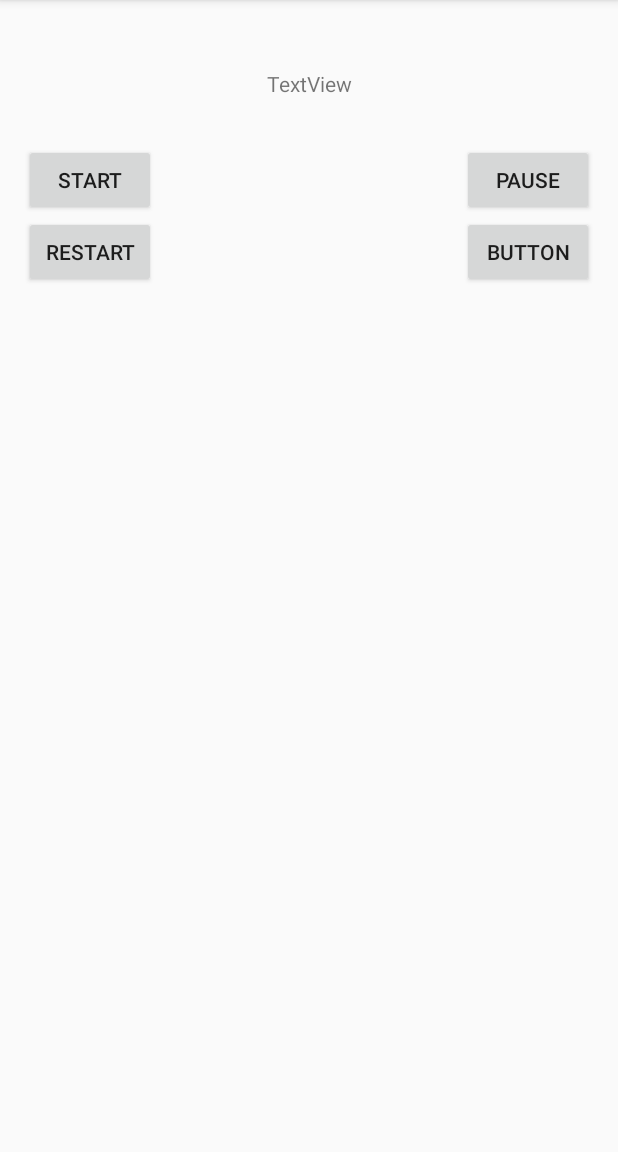
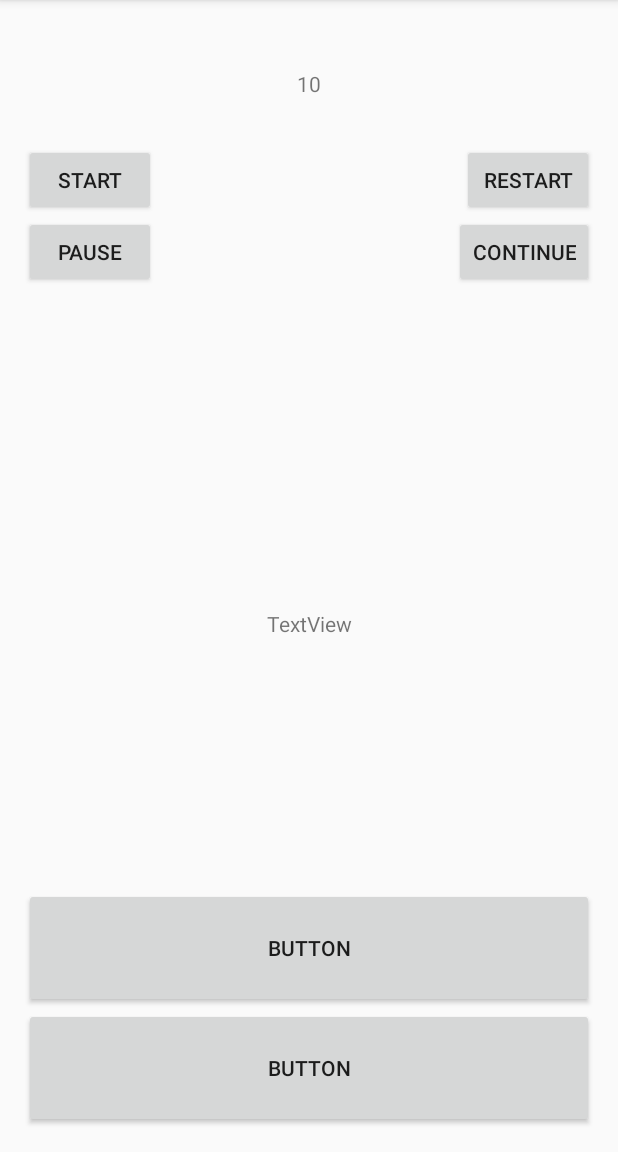
Before and after one commit to GillianY/Android_projects, an Android app: the screen it shows after launch (ClockActivity), on a phone screen of 412 x 824 dp, the part 84-1236 px from its top. Run offline under Robolectric (Android 15) with nearby library versions, the phone set to English and light mode, and no system bars.

```diff
--- a/Gillian_02/app/src/main/java/com/gmail/gina/gillian_02/ClockActivity.java
+++ b/Gillian_02/app/src/main/java/com/gmail/gina/gillian_02/ClockActivity.java
@@ -2,8 +2,21 @@ package com.gmail.gina.gillian_02;
 
 import android.support.v7.app.AppCompatActivity;
 import android.os.Bundle;
+import android.view.View;
+import android.widget.Button;
+import android.widget.TextView;
 
 public class ClockActivity extends AppCompatActivity {
+
+    private Button btn1start ;
+    private Button btn1restart ;
+    private Button btn1pause ;
+    private Button btn1continue ;
+    private Button btn2_start ;
+    private Button btn2_end ;
+
+    private TextView tvCountDown;
+    private TextView tvClock;
 
     @Override
     protected void onCreate(Bundle savedInstanceState) {
@@ -14,9 +27,31 @@ public class ClockActivity extends AppCompatActivity {
 
     }
 
-    private void initHandler() {
+
+
+    private void initView() {
+          btn1start =(Button)findViewById(R.id.btnstart);
+          btn1restart =(Button)findViewById(R.id.btnrestart) ;
+          btn1pause =(Button)findViewById(R.id.btnpause);
+          btn1continue =(Button)findViewById(R.id.btncontinue);
+          btn2_start=(Button)findViewById(R.id.btn2start) ;
+          btn2_end=(Button)findViewById(R.id.btn2end) ;
+
+          tvCountDown =(TextView) findViewById(R.id.tv_countdown);
+          tvClock =(TextView) findViewById(R.id.tv_clock);
+
     }
 
-    private void initView() {
+    private void initHandler() {
+
+        btn1start.setOnClickListener(new View.OnClickListener() {
+            @Override
+            public void onClick(View v) {
+                //Timer  :scheduleAtFixedRate
+
+
+            }
+        });
+
     }
 }
--- a/Gillian_02/app/src/main/res/layout/activity_clock.xml
+++ b/Gillian_02/app/src/main/res/layout/activity_clock.xml
@@ -20,10 +20,10 @@
         >
 
         <TextView
-            android:text="TextView"
+            android:text="10"
             android:layout_width="match_parent"
             android:layout_height="80dp"
-            android:id="@+id/textView2"
+            android:id="@+id/tv_countdown"
             android:gravity="center"
             />
 
@@ -40,32 +40,32 @@
                 android:layout_height="wrap_content"
                 android:layout_alignParentTop="true"
                 android:layout_alignParentStart="true"
-                android:id="@+id/button4" />
+                android:id="@+id/btnstart" />
 
             <Button
-                android:text="pause"
+                android:text="RESTART"
                 android:layout_width="wrap_content"
                 android:layout_height="wrap_content"
-                android:layout_alignBottom="@+id/button4"
+                android:layout_alignBottom="@+id/btnstart"
                 android:layout_alignParentEnd="true"
-                android:id="@+id/button5" />
+                android:id="@+id/btnrestart" />
 
             <Button
-                android:text="Button"
+                android:text="CONTINUE"
                 android:layout_width="wrap_content"
                 android:layout_height="wrap_content"
-                android:layout_alignTop="@+id/button9"
+                android:layout_alignTop="@+id/btnpause"
                 android:layout_alignParentEnd="true"
 
-                android:id="@+id/button10" />
+                android:id="@+id/btncontinue" />
 
             <Button
-                android:text="restart"
+                android:text="PAUSE"
                 android:layout_width="wrap_content"
                 android:layout_height="wrap_content"
 
-                android:id="@+id/button9"
-                android:layout_below="@+id/button4"
+                android:id="@+id/btnpause"
+                android:layout_below="@+id/btnstart"
                 android:layout_alignParentStart="true" />
         </RelativeLayout>
     </LinearLayout>
@@ -74,5 +74,25 @@
         android:layout_width="match_parent"
         android:layout_height="wrap_content"
         android:layout_weight="1">
+
+        <TextView
+            android:text="TextView"
+            android:layout_width="match_parent"
+            android:layout_height="wrap_content"
+            android:gravity="center"
+            android:layout_weight="1"
+            android:id="@+id/tv_clock" />
+
+        <Button
+            android:text="Button"
+            android:layout_width="match_parent"
+            android:layout_height="80dp"
+            android:id="@+id/btn2start" />
+
+        <Button
+            android:text="Button"
+            android:layout_width="match_parent"
+            android:layout_height="80dp"
+            android:id="@+id/btn2end" />
     </LinearLayout>
 </LinearLayout>
```
